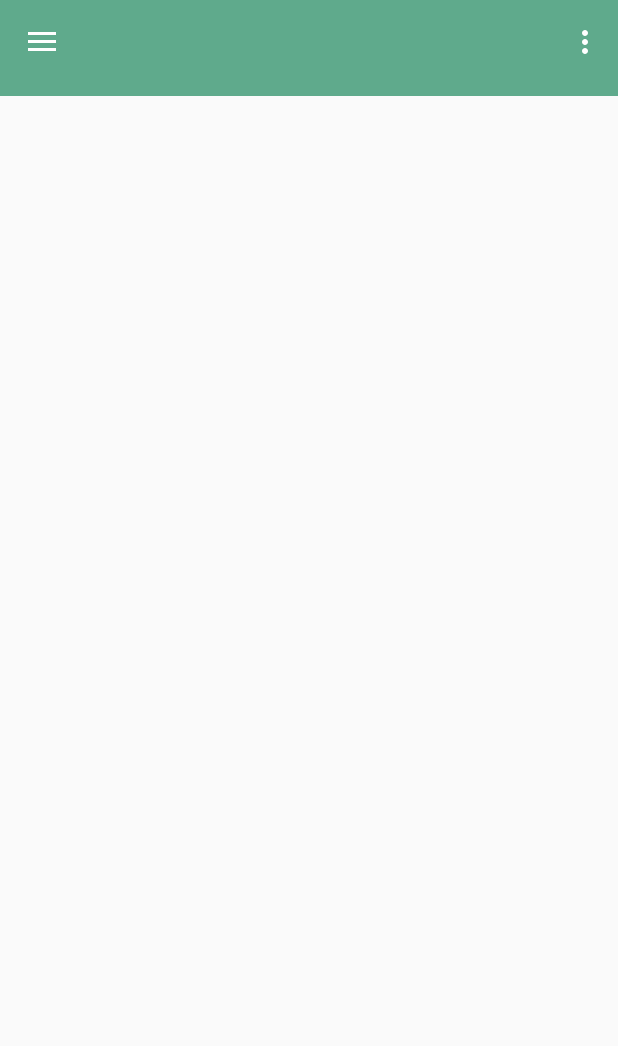
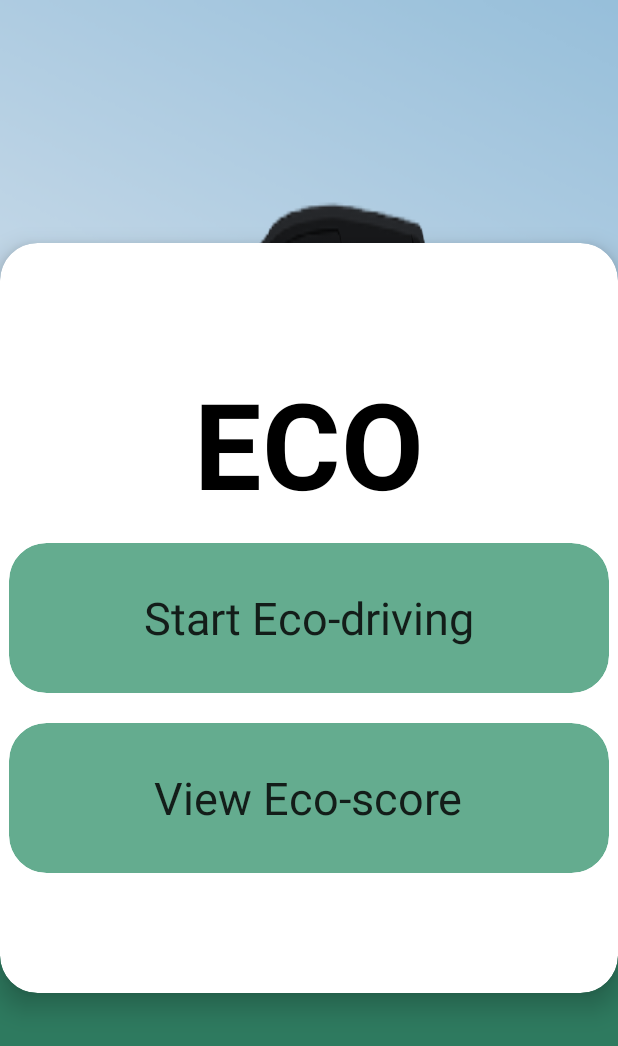
Before and after one commit to adnama-e/master-thesis-amanda-robin, an Android app: the screen it shows after launch (MainActivity before the commit, StartActivity after it), on a phone screen of 412 x 824 dp. Shown: the top 1046 px of the screen. Run offline under Robolectric (Android 15) with nearby library versions, the light colour scheme and no system bars; 8 statements that could not run were skipped.

Commit message:
fullscreen and start screen

```diff
--- a/frontend/app/build.gradle
+++ b/frontend/app/build.gradle
@@ -37,6 +37,7 @@ dependencies {
     compile 'org.tensorflow:tensorflow-android:+'
     compile 'com.opencsv:opencsv:3.9'
     compile 'org.apache.commons:commons-math3:3.6.1'
+    implementation 'com.android.support:cardview-v7:26.1.0'
 }
 
 android {
--- /dev/null
+++ b/frontend/app/src/main/java/com/example/amandaeliasson/ecodrivning/BlurBuilder.java
@@ -0,0 +1,36 @@
+package com.example.amandaeliasson.ecodrivning;
+
+import android.content.Context;
+import android.graphics.Bitmap;
+import android.renderscript.Allocation;
+import android.renderscript.Element;
+import android.renderscript.RenderScript;
+import android.renderscript.ScriptIntrinsicBlur;
+
+/**
+ * Created by amandaeliasson on 2018-04-17.
+ */
+
+public class BlurBuilder {
+    private static final float BITMAP_SCALE = 0.4f;
+    private static final float BLUR_RADIUS = 7.5f;
+
+    public static Bitmap blur(Context context, Bitmap image) {
+        int width = Math.round(image.getWidth() * BITMAP_SCALE);
+        int height = Math.round(image.getHeight() * BITMAP_SCALE);
+
+        Bitmap inputBitmap = Bitmap.createScaledBitmap(image, width, height, false);
+        Bitmap outputBitmap = Bitmap.createBitmap(inputBitmap);
+
+        RenderScript rs = RenderScript.create(context);
+        ScriptIntrinsicBlur theIntrinsic = ScriptIntrinsicBlur.create(rs, Element.U8_4(rs));
+        Allocation tmpIn = Allocation.createFromBitmap(rs, inputBitmap);
+        Allocation tmpOut = Allocation.createFromBitmap(rs, outputBitmap);
+        theIntrinsic.setRadius(BLUR_RADIUS);
+        theIntrinsic.setInput(tmpIn);
+        theIntrinsic.forEach(tmpOut);
+        tmpOut.copyTo(outputBitmap);
+
+        return outputBitmap;
+    }
+}
--- a/frontend/app/src/main/java/com/example/amandaeliasson/ecodrivning/MainActivity.java
+++ b/frontend/app/src/main/java/com/example/amandaeliasson/ecodrivning/MainActivity.java
@@ -1,8 +1,15 @@
 package com.example.amandaeliasson.ecodrivning;
 
+import android.app.ActionBar;
 import android.app.DatePickerDialog;
+import android.content.Intent;
 import android.content.res.Configuration;
+import android.graphics.Bitmap;
+import android.graphics.BitmapFactory;
+import android.graphics.drawable.BitmapDrawable;
 import android.net.Uri;
+import android.os.Build;
+import android.support.annotation.RequiresApi;
 import android.support.design.widget.NavigationView;
 
 import android.support.v4.app.Fragment;
@@ -16,7 +23,9 @@ import android.support.v7.widget.Toolbar;
 import android.view.Menu;
 import android.view.MenuItem;
 import android.view.View;
+import android.view.WindowManager;
 import android.widget.DatePicker;
+import android.widget.RelativeLayout;
 import android.widget.TextView;
 
 import com.amazonaws.mobile.client.AWSMobileClient;
@@ -36,7 +45,7 @@ public class MainActivity extends AppCompatActivity implements Observer /*implem
 
     public static String ARGS_DATA_PROVIDER = "ARGS_DATA_PROVIDER";
     public static String ARGS_STATE = "ARGS_STATE";
-
+    public static String ARGS_INITIAL_FRAGMENT = "ARGS_INITIAL_FRAGMENT";
 
     private DrawerLayout drawerLayout;
     private NavigationView navigationView;
@@ -50,15 +59,15 @@ public class MainActivity extends AppCompatActivity implements Observer /*implem
     private TextView endDate;
     private int visable;
 
+
     private ActionBarDrawerToggle drawerToggle;
 
     @Override
     protected void onCreate(Bundle savedInstanceState) {
         super.onCreate(savedInstanceState);
-
         setContentView(R.layout.activity_main);
+        getWindow().setFlags(WindowManager.LayoutParams.FLAG_FULLSCREEN, WindowManager.LayoutParams.FLAG_FULLSCREEN);
         layout_interact = (View) findViewById(R.id.drawLayout);
-        //Toolbar to replace the Actionbar
         setUpToolbar();
         drawerLayout = (DrawerLayout) findViewById(R.id.drawLayout);
         navigationView = (NavigationView) findViewById(R.id.nView);
@@ -73,16 +82,6 @@ public class MainActivity extends AppCompatActivity implements Observer /*implem
 
         startDate = findViewById(R.id.start_date);
         endDate = findViewById(R.id.end_date);
-        /*Bundle args = new Bundle();
-
-        args.putSerializable(MainActivity.ARGS_DATA_PROVIDER, dp);
-
-        args.putSerializable(MainActivity.ARGS_STATE, state);
-        Fragment fragment = new DriveMode();
-        fragment.setArguments(args);
-*/
-        //FragmentManager fragmentManager = getSupportFragmentManager();
-        //fragmentManager.beginTransaction().replace(R.id.flcontent, fragment).commit();
 
         endDate.setOnClickListener(new View.OnClickListener() {
             @Override
@@ -96,23 +95,29 @@ public class MainActivity extends AppCompatActivity implements Observer /*implem
                 openStartDatePicker();
             }
         });
+        Intent intent = getIntent();
+        String initClassTag = intent.getStringExtra(ARGS_INITIAL_FRAGMENT);
+        if(initClassTag != null){
+            Fragment fragment = null;
+            switch (initClassTag){
+                case DriveMode.TAG:
+                    fragment = new DriveMode();
+                    break;
+                case ScoreFragment.TAG:
+                    fragment = new ScoreFragment();
+                    break;
 
-//        dataHandler = new DataHandler(getAssets());
+            }
+            if(fragment!=null){
+                Bundle args = new Bundle();
+                args.putSerializable(MainActivity.ARGS_DATA_PROVIDER, dp);
+                args.putSerializable(MainActivity.ARGS_STATE, state);
+                fragment.setArguments(args);
+                FragmentManager fragmentManager = getSupportFragmentManager();
+                fragmentManager.beginTransaction().replace(R.id.flcontent, fragment).commit();
+            }
+        }
 
-       /* AWSMobileClient.getInstance().initialize(this).execute();
-        PinpointConfiguration pinpointConfig = new PinpointConfiguration(
-                getApplicationContext(),
-                AWSMobileClient.getInstance().getCredentialsProvider(),
-                AWSMobileClient.getInstance().getConfiguration());
-
-        pinpointManager = new PinpointManager(pinpointConfig);
-
-        // Start a session with Pinpoint
-        pinpointManager.getSessionClient().startSession();
-
-        // Stop the session and submit the default app started event
-        pinpointManager.getSessionClient().stopSession();
-        pinpointManager.getAnalyticsClient().submitEvents();*/
 
     }
     public void setUpToolbar() {
@@ -205,14 +210,6 @@ public class MainActivity extends AppCompatActivity implements Observer /*implem
     }
 
     public boolean onOptionsItemSelected(MenuItem item) {
-        // Handle action bar item clicks here. The action bar will
-        // automatically handle clicks on the Home/Up button, so long
-        // as you specify a parent activity in AndroidManifest.xml.
-       /* int id = item.getItemId();
-        switch (id) {
-            case R.id.home:
-                drawerLayout.openDrawer(GravityCompat.START);
-                return true;*/
         if (drawerToggle.onOptionsItemSelected(item)) {
             return true;
         }
--- a/frontend/app/src/main/java/com/example/amandaeliasson/ecodrivning/ScoreFragment.java
+++ b/frontend/app/src/main/java/com/example/amandaeliasson/ecodrivning/ScoreFragment.java
@@ -8,6 +8,7 @@ import android.support.v4.app.FragmentPagerAdapter;
 import android.support.v4.view.PagerAdapter;
 import android.support.v4.view.PagerTabStrip;
 import android.support.v4.view.ViewPager;
+import android.support.v7.app.AppCompatActivity;
 import android.view.LayoutInflater;
 import android.view.View;
 import android.view.ViewGroup;
@@ -18,6 +19,7 @@ import android.widget.Adapter;
  */
 
 public class ScoreFragment extends Fragment {
+    public static final String TAG = "com.example.amandaeliasson.ecodriving.ScoreFragment";
     private State state;
     private FragmentPagerAdapter adapter;
 
@@ -43,4 +45,5 @@ public class ScoreFragment extends Fragment {
         tabLayout.setupWithViewPager(p);
         return v;
     }
+
 }
--- /dev/null
+++ b/frontend/app/src/main/java/com/example/amandaeliasson/ecodrivning/StartActivity.java
@@ -0,0 +1,56 @@
+package com.example.amandaeliasson.ecodrivning;
+
+
+import android.app.Fragment;
+import android.app.FragmentManager;
+import android.content.Intent;
+import android.graphics.Bitmap;
+import android.graphics.BitmapFactory;
+import android.graphics.drawable.BitmapDrawable;
+
+import android.support.v7.app.AppCompatActivity;
+import android.os.Bundle;
+
+import android.support.v7.widget.CardView;
+
+import android.view.View;
+import android.view.WindowManager;
+import android.widget.RelativeLayout;
+
+
+/**
+ * An example full-screen activity that shows and hides the system UI (i.e.
+ * status bar and navigation/system bar) with user interaction.
+ */
+public class StartActivity extends AppCompatActivity implements View.OnClickListener {
+
+
+    @Override
+    protected void onCreate(Bundle savedInstanceState) {
+        super.onCreate(savedInstanceState);
+
+        setContentView(R.layout.activity_start);
+        RelativeLayout mContainerView = findViewById(R.id.startBackground);
+        getWindow().setFlags(WindowManager.LayoutParams.FLAG_FULLSCREEN, WindowManager.LayoutParams.FLAG_FULLSCREEN);
+        Bitmap originalBitmap = BitmapFactory.decodeResource(getResources(), R.drawable.carmoving22);
+        Bitmap blurredBitmap = BlurBuilder.blur(this, originalBitmap);
+        mContainerView.setBackground(new BitmapDrawable(getResources(), blurredBitmap));
+        CardView drive = findViewById(R.id.card);
+        drive.setOnClickListener(this);
+        CardView score = findViewById(R.id.cardView);
+        score.setOnClickListener( this);
+    }
+
+    @Override
+    public void onClick(View view) {
+        Intent i = new Intent(this, MainActivity.class);
+        switch (view.getId()) {
+            case R.id.card:
+                i.putExtra(MainActivity.ARGS_INITIAL_FRAGMENT, DriveMode.TAG);
+                break;
+            default:
+                i.putExtra(MainActivity.ARGS_INITIAL_FRAGMENT, ScoreFragment.TAG);
+        }
+        startActivity(i);
+    }
+}
--- a/frontend/app/src/main/res/layout/activity_main.xml
+++ b/frontend/app/src/main/res/layout/activity_main.xml
@@ -7,7 +7,6 @@
     android:layout_height="match_parent"
     android:fitsSystemWindows="true"
     >
-    <!--android:background="@drawable/house-163526_1280"-->
     <LinearLayout
         android:layout_width="match_parent"
         android:layout_height="match_parent"
@@ -22,20 +21,8 @@
             android:id="@+id/flcontent"
             android:layout_width="match_parent"
             android:layout_height="match_parent">
-
-
-           <!-- <EditText
-                android:id="@+id/numberText"
-                android:layout_width="200dp"
-                android:layout_height="100dp"
-                android:layout_alignParentBottom="true"
-                android:layout_centerHorizontal="true"
-                android:layout_marginBottom="68dp"
-                android:text="Enter a number" />-->
-
         </RelativeLayout>
     </LinearLayout>
-    <!-- Navigation view -->
     <android.support.design.widget.NavigationView
         android:id="@+id/nView"
         android:layout_width="wrap_content"
--- /dev/null
+++ b/frontend/app/src/main/res/layout/activity_start.xml
@@ -0,0 +1,96 @@
+<RelativeLayout xmlns:android="http://schemas.android.com/apk/res/android"
+    xmlns:app="http://schemas.android.com/apk/res-auto"
+    xmlns:tools="http://schemas.android.com/tools"
+    android:id="@+id/startBackground"
+    android:layout_width="match_parent"
+    android:layout_height="match_parent"
+    android:background="@drawable/carmoving22"
+    tools:context="com.example.amandaeliasson.ecodrivning.StartActivity">
+
+    <android.support.v7.widget.CardView
+        android:id="@+id/backgroundcard"
+        android:layout_width="500dp"
+        android:layout_height="500dp"
+        android:layout_centerHorizontal="true"
+        android:layout_centerVertical="true"
+        app:cardCornerRadius="25dp"
+        app:cardElevation="10dp">
+
+        <RelativeLayout
+            android:layout_width="match_parent"
+            android:layout_height="match_parent">
+
+            <TextView
+                android:layout_width="wrap_content"
+                android:layout_height="wrap_content"
+                android:layout_centerHorizontal="true"
+                android:layout_marginTop="80dp"
+                android:text="ECO"
+                android:textColor="@color/primaryTextColor"
+                android:textSize="80sp"
+                android:textStyle="bold"
+
+                />
+        </RelativeLayout>
+    </android.support.v7.widget.CardView>
+
+    <android.support.v7.widget.CardView
+        android:id="@+id/card"
+        android:layout_width="400dp"
+        android:layout_height="100dp"
+        android:layout_alignLeft="@+id/cardView"
+        android:layout_alignStart="@+id/cardView"
+        android:layout_centerVertical="true"
+        android:alpha="0.97"
+        android:onClick="onClick"
+        app:cardBackgroundColor="@color/primaryColor"
+        app:cardCornerRadius="25dp"
+        app:cardElevation="10dp">
+
+        <RelativeLayout
+            android:layout_width="match_parent"
+            android:layout_height="match_parent"
+            >
+
+            <TextView
+                style="@style/Base.TextAppearance.AppCompat.Headline"
+                android:layout_width="wrap_content"
+                android:layout_height="wrap_content"
+                android:layout_centerHorizontal="true"
+                android:layout_centerVertical="true"
+                android:text="Start Eco-driving"
+                android:textSize="30sp" />
+        </RelativeLayout>
+    </android.support.v7.widget.CardView>
+
+    <android.support.v7.widget.CardView
+        android:id="@+id/cardView"
+        android:layout_width="400dp"
+        android:layout_height="100dp"
+        android:layout_below="@+id/card"
+        android:layout_centerHorizontal="true"
+        android:layout_centerVertical="true"
+        android:layout_marginTop="20dp"
+        android:alpha="0.97"
+        android:onClick="onClick"
+        app:cardBackgroundColor="@color/primaryColor"
+        app:cardCornerRadius="25dp"
+        app:cardElevation="10dp">
+
+        <RelativeLayout
+            android:layout_width="match_parent"
+            android:layout_height="match_parent">
+
+            <TextView
+                style="@style/Base.TextAppearance.AppCompat.Headline"
+                android:layout_width="wrap_content"
+                android:layout_height="wrap_content"
+                android:layout_centerHorizontal="true"
+                android:layout_centerVertical="true"
+                android:text="View Eco-score"
+                android:textSize="30sp" />
+        </RelativeLayout>
+
+    </android.support.v7.widget.CardView>
+
+</RelativeLayout>
--- a/frontend/app/src/main/res/layout/fragment_score.xml
+++ b/frontend/app/src/main/res/layout/fragment_score.xml
@@ -16,7 +16,6 @@
         app:tabTextColor="@color/primaryTextColor"
         app:tabSelectedTextColor="@color/secondaryTextColor"
         />
-
     <android.support.v4.view.ViewPager
         android:id="@+id/pager"
         android:layout_width="match_parent"
--- a/frontend/app/src/main/res/layout/toolbar.xml
+++ b/frontend/app/src/main/res/layout/toolbar.xml
@@ -11,7 +11,6 @@
     android:background="@color/primaryColor"
     android:theme="@style/AppTheme.AppBarOverlay"
     >
-
     <android.support.v7.widget.Toolbar xmlns:android="http://schemas.android.com/apk/res/android"
         xmlns:app="http://schemas.android.com/apk/res-auto"
         android:id="@+id/toolbar"
@@ -34,7 +33,7 @@
                 android:textColor="@color/primaryTextColor"
                 android:textSize="20dp"
                 android:layout_marginRight="20dp"
-                android:text="From:__________"
+                android:hint="From:__________"
                 android:layout_width="wrap_content"
                 android:layout_height="wrap_content"
                 android:visibility="invisible"
@@ -45,13 +44,12 @@
                 android:textSize="20dp"
                 android:textColor="@color/primaryTextColor"
                 android:id="@+id/end_date"
-                android:text="To:__________"
+                android:hint="To:__________"
                 android:layout_width="wrap_content"
                 android:layout_height="wrap_content"
                 android:layout_toRightOf="@id/start_date"
                 android:visibility="invisible"
                 />
-
         </RelativeLayout>
     </android.support.v7.widget.Toolbar>
 </android.support.design.widget.AppBarLayout>
--- a/frontend/app/src/main/res/values/colors.xml
+++ b/frontend/app/src/main/res/values/colors.xml
@@ -5,7 +5,7 @@
     <color name="green3">#004D40</color>
     <color name="green4">#2d882d</color>
     <color name="greenS">#4CAF50</color>
-    <color name= "LimeS">#CDDC39</color>
+    <color name="LimeS">#CDDC39</color>
     <color name="yellowS">#FFEB3B</color>
     <color name="orange">#FF8F00</color>
     <color name="red">#E65100</color>
@@ -19,4 +19,6 @@
     <color name="secondaryDarkColor">#2e7a5f</color>
     <color name="primaryTextColor">#000000</color>
     <color name="secondaryTextColor">#000000</color>
+
+    <color name="black_overlay">#66000000</color>
 </resources>
--- a/frontend/app/src/main/res/values/strings.xml
+++ b/frontend/app/src/main/res/values/strings.xml
@@ -12,4 +12,8 @@
     <string name="action_settings">Settings</string>
     <string name="second_highscore_view">second highscore view</string>
     <string name="third_highscore_view">third highscore view</string>
+
+    <string name="title_activity_start">StartActivity</string>
+    <string name="dummy_button">Dummy Button</string>
+    <string name="dummy_content">DUMMY\nCONTENT</string>
 </resources>
```
Also changed, not shown: frontend/app/src/main/AndroidManifest.xml (+6 -5 lines), frontend/app/src/main/java/com/example/amandaeliasson/ecodrivning/DataProviderMockup.java (+18 -4 lines), frontend/app/src/main/java/com/example/amandaeliasson/ecodrivning/DriveMode.java (+19 -0 lines), frontend/app/src/main/java/com/example/amandaeliasson/ecodrivning/DriveModeWarning.java (+1 -12 lines), frontend/app/src/main/res/layout/drivemode.xml (+5 -5 lines), frontend/app/src/main/res/layout/fragment_friend.xml (+40 -26 lines), frontend/app/src/main/res/values/attrs.xml (added, +12 -0 lines), frontend/app/src/main/res/values/styles.xml (+12 -0 lines), frontend/app/src/main/res/drawable/automobile.png (added), 1 other file.
